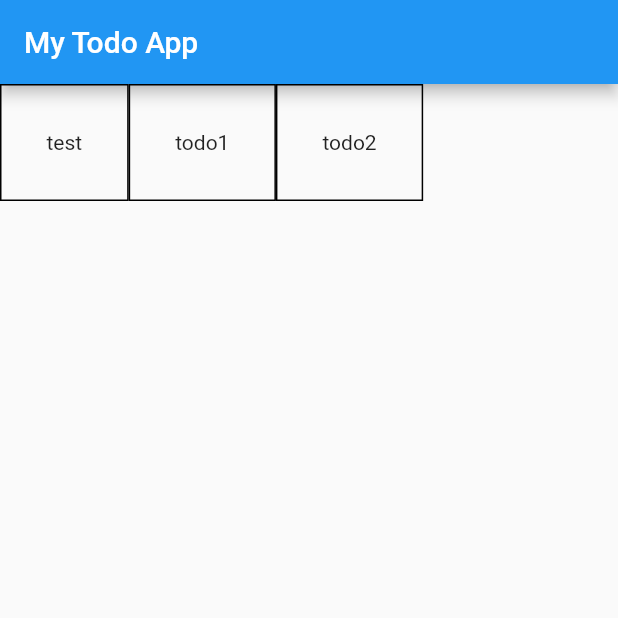
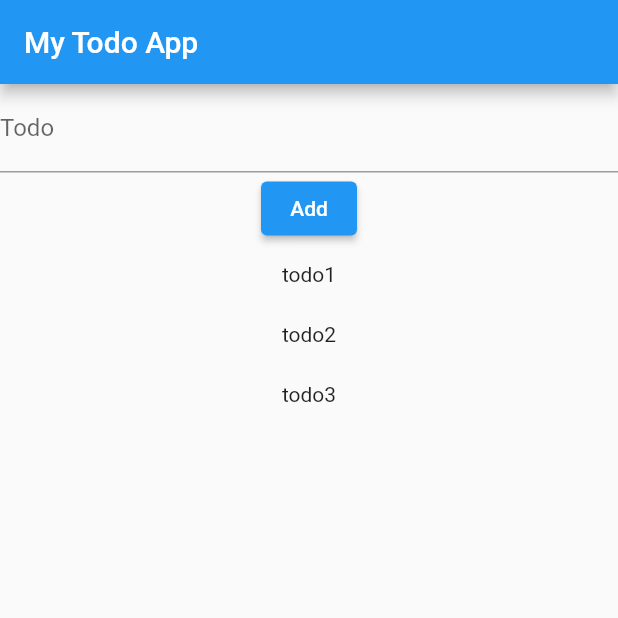
Before and after one commit to K-Sato1995/flutter_play_ground, a Flutter app: the screen it shows after launch, on a phone screen of 412 x 824 dp, the top half of it. Run offline on Flutter 3.47's test engine with Material 2 defaults, Android fonts, the phone set to English and light mode, and no system bars.

Commit message:
Basic todo

```diff
--- a/lib/main.dart
+++ b/lib/main.dart
@@ -30,22 +30,42 @@ class Todo extends StatefulWidget {
 }
 
 class _TodoState extends State<Todo> {
-  List<String> todoList = ['todo1', 'todo2'];
+  List<String> todoList = ['todo1', 'todo2', 'todo3'];
+  String todo = '';
+
+  final _formKey = GlobalKey<FormState>();
+
   @override
   Widget build(BuildContext context) {
-    return Container(
-        child: Row(children: [
-      todoItem('test'),
-      ...todoList.map((item) => todoItem(item)).toList()
-    ]));
+    return Column(children: [
+      Column(
+        children: [
+          TextFormField(
+            decoration: const InputDecoration(labelText: 'Todo'),
+            onChanged: (value) {
+              setState(() => {todo = value});
+            },
+          ),
+          ElevatedButton(
+              onPressed: () => {
+                    setState(() => {todoList.add(todo)})
+                  },
+              child: const Text("Add"))
+        ],
+      ),
+      SingleChildScrollView(
+          child: Column(
+              children: [...todoList.map((item) => todoItem(item)).toList()]))
+    ]);
   }
 }
 
 Widget todoItem(String item) {
   return Container(
       decoration: BoxDecoration(
-        border: Border.all(color: Colors.black),
-      ),
-      padding: const EdgeInsets.all(30),
+          // border: Border.all(color: Colors.black),
+          ),
+      margin: const EdgeInsets.all(10.0),
+      padding: const EdgeInsets.all(2),
       child: Text(item));
 }
```
